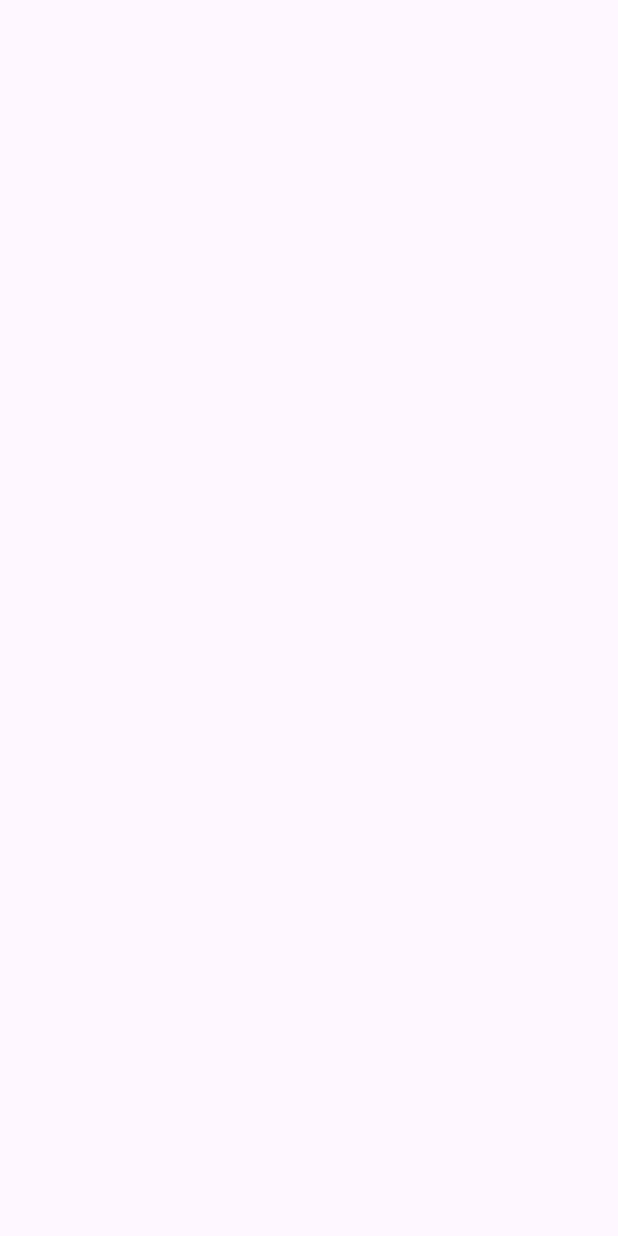
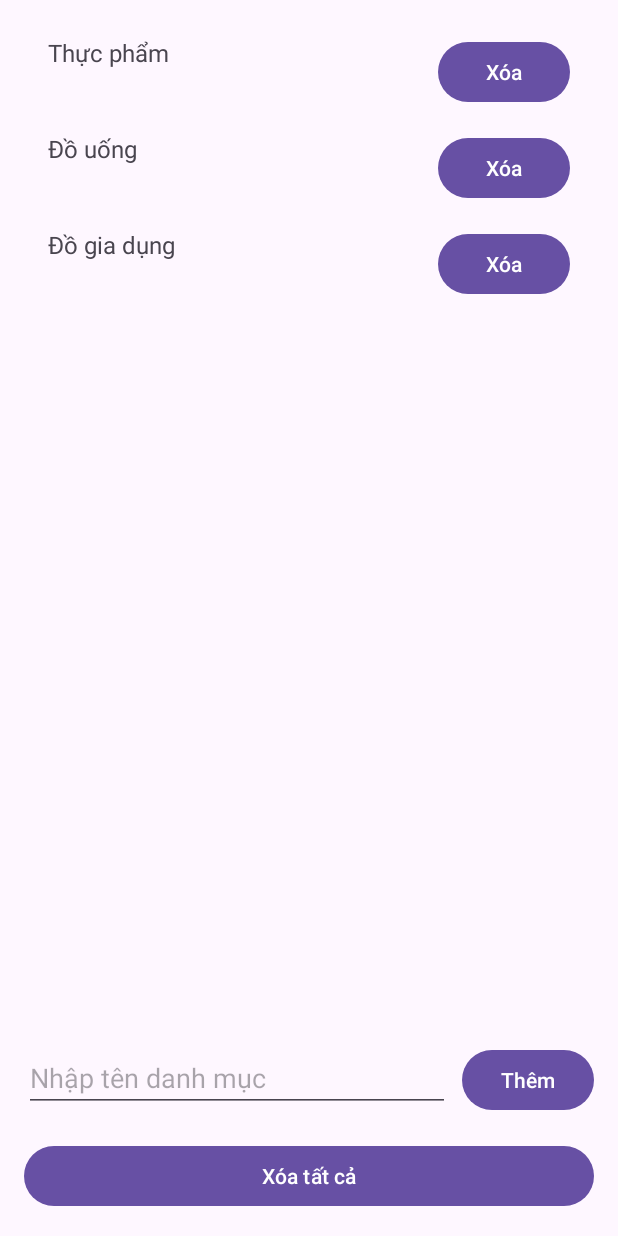
Before and after one commit to ThanhdatOris/Mart4U, an Android app: the CategoryActivity screen opened directly, with no data from a screen before it, on a phone screen of 412 x 824 dp. Before the commit the screen is empty. Run offline under Robolectric (Android 15) with nearby library versions, the light colour scheme and no system bars; our stand-ins replace Room's generated code.

Commit message:
Mô Phật

```diff
--- a/app/src/main/java/com/ctut/mart4u/CategoryActivity.java
+++ b/app/src/main/java/com/ctut/mart4u/CategoryActivity.java
@@ -1,14 +1,32 @@
 package com.ctut.mart4u;
 
 import android.os.Bundle;
+import android.widget.Button;
+import android.widget.EditText;
+import android.widget.Toast;
 
 import androidx.activity.EdgeToEdge;
 import androidx.appcompat.app.AppCompatActivity;
 import androidx.core.graphics.Insets;
 import androidx.core.view.ViewCompat;
 import androidx.core.view.WindowInsetsCompat;
+import androidx.recyclerview.widget.LinearLayoutManager;
+import androidx.recyclerview.widget.RecyclerView;
+
+import com.ctut.mart4u.db.DatabaseHelper;
+import com.ctut.mart4u.model.Category;
+
+import java.util.ArrayList;
+import java.util.List;
 
 public class CategoryActivity extends AppCompatActivity {
+    private RecyclerView recyclerViewCategories;
+    private EditText editTextCategoryName;
+    private Button btnAddCategory;
+    private Button btnDeleteAllCategories;
+    private CategoryAdapter adapter;
+    private List<Category> categoryList;
+    private DatabaseHelper databaseHelper;
 
     @Override
     protected void onCreate(Bundle savedInstanceState) {
@@ -20,5 +38,52 @@ public class CategoryActivity extends AppCompatActivity {
             v.setPadding(systemBars.left, systemBars.top, systemBars.right, systemBars.bottom);
             return insets;
         });
+
+        // Khởi tạo các thành phần giao diện
+        recyclerViewCategories = findViewById(R.id.recyclerViewCategories);
+        editTextCategoryName = findViewById(R.id.editTextCategoryName);
+        btnAddCategory = findViewById(R.id.btnAddCategory);
+        btnDeleteAllCategories = findViewById(R.id.btnDeleteAllCategories);
+
+        // Khởi tạo DatabaseHelper
+        databaseHelper = DatabaseHelper.getInstance(this);
+
+        // Khởi tạo danh sách và adapter
+        categoryList = new ArrayList<>();
+        adapter = new CategoryAdapter(categoryList, databaseHelper);
+        recyclerViewCategories.setLayoutManager(new LinearLayoutManager(this));
+        recyclerViewCategories.setAdapter(adapter);
+
+        // Load dữ liệu từ cơ sở dữ liệu
+        loadCategories();
+
+        // Xử lý sự kiện khi nhấn nút Add
+        btnAddCategory.setOnClickListener(v -> {
+            String categoryName = editTextCategoryName.getText().toString().trim();
+
+            if (categoryName.isEmpty()) {
+                Toast.makeText(this, "Vui lòng nhập tên danh mục", Toast.LENGTH_SHORT).show();
+                return;
+            }
+
+            // Tạo và thêm danh mục mới
+            Category newCategory = new Category(categoryName);
+            databaseHelper.getCategoryDao().insert(newCategory);
+            editTextCategoryName.setText("");
+            loadCategories(); // Làm mới danh sách
+        });
+
+        // Xử lý sự kiện khi nhấn nút Delete All
+        btnDeleteAllCategories.setOnClickListener(v -> {
+            databaseHelper.getCategoryDao().deleteAllCategories();
+            loadCategories(); // Làm mới danh sách
+        });
+    }
+
+    // Phương thức để load dữ liệu từ cơ sở dữ liệu và cập nhật RecyclerView
+    private void loadCategories() {
+        categoryList.clear();
+        categoryList.addAll(databaseHelper.getCategoryDao().getAllCategories());
+        adapter.updateList(categoryList);
     }
 }
--- /dev/null
+++ b/app/src/main/java/com/ctut/mart4u/CategoryAdapter.java
@@ -0,0 +1,71 @@
+package com.ctut.mart4u;
+
+import android.view.LayoutInflater;
+import android.view.View;
+import android.view.ViewGroup;
+import android.widget.Button;
+import android.widget.TextView;
+
+import androidx.annotation.NonNull;
+import androidx.recyclerview.widget.RecyclerView;
+
+import com.ctut.mart4u.db.DatabaseHelper;
+import com.ctut.mart4u.model.Category;
+
+import java.util.List;
+
+public class CategoryAdapter extends RecyclerView.Adapter<CategoryAdapter.CategoryViewHolder> {
+    private List<Category> categoryList;
+    private final DatabaseHelper databaseHelper;
+
+    // Constructor
+    public CategoryAdapter(List<Category> categoryList, DatabaseHelper databaseHelper) {
+        this.categoryList = categoryList;
+        this.databaseHelper = databaseHelper;
+    }
+
+    @NonNull
+    @Override
+    public CategoryViewHolder onCreateViewHolder(@NonNull ViewGroup parent, int viewType) {
+        View view = LayoutInflater.from(parent.getContext())
+                .inflate(R.layout.item_category, parent, false);
+        return new CategoryViewHolder(view);
+    }
+
+    @Override
+    public void onBindViewHolder(@NonNull CategoryViewHolder holder, int position) {
+        Category category = categoryList.get(position);
+        holder.textViewCategoryName.setText(category.getName());
+
+        // Xử lý sự kiện khi nhấn nút xóa
+        holder.btnDeleteCategory.setOnClickListener(v -> {
+            databaseHelper.getCategoryDao().delete(category); // Xóa danh mục khỏi cơ sở dữ liệu
+            categoryList.remove(position); // Xóa danh mục khỏi danh sách
+            notifyItemRemoved(position); // Cập nhật RecyclerView
+            notifyItemRangeChanged(position, categoryList.size()); // Cập nhật các vị trí còn lại
+        });
+    }
+
+    @Override
+    public int getItemCount() {
+        return categoryList.size();
+    }
+
+    // Cập nhật danh sách và làm mới RecyclerView
+    public void updateList(List<Category> newList) {
+        this.categoryList = newList;
+        notifyDataSetChanged();
+    }
+
+    // ViewHolder để giữ các thành phần giao diện
+    public static class CategoryViewHolder extends RecyclerView.ViewHolder {
+        TextView textViewCategoryName;
+        Button btnDeleteCategory;
+
+        public CategoryViewHolder(@NonNull View itemView) {
+            super(itemView);
+            textViewCategoryName = itemView.findViewById(R.id.textViewCategoryName);
+            btnDeleteCategory = itemView.findViewById(R.id.btnDeleteCategory);
+        }
+    }
+}
--- a/app/src/main/java/com/ctut/mart4u/db/AppDatabase.java
+++ b/app/src/main/java/com/ctut/mart4u/db/AppDatabase.java
@@ -3,9 +3,11 @@ package com.ctut.mart4u.db;
 import androidx.room.Database;
 import androidx.room.RoomDatabase;
 
+import com.ctut.mart4u.model.Category;
 import com.ctut.mart4u.model.ShoppingItem;
 
-@Database(entities = {ShoppingItem.class}, version = 1, exportSchema = false)
+@Database(entities = {ShoppingItem.class, Category.class}, version = 2, exportSchema = false)
 public abstract class AppDatabase extends RoomDatabase {
     public abstract ShoppingDao shoppingDao();
+    public abstract CategoryDao categoryDao();
 }
--- /dev/null
+++ b/app/src/main/java/com/ctut/mart4u/db/CategoryDao.java
@@ -0,0 +1,25 @@
+package com.ctut.mart4u.db;
+
+import androidx.room.Dao;
+import androidx.room.Delete;
+import androidx.room.Insert;
+import androidx.room.Query;
+
+import com.ctut.mart4u.model.Category;
+
+import java.util.List;
+
+@Dao
+public interface CategoryDao {
+    @Insert
+    void insert(Category category);
+
+    @Delete
+    void delete(Category category);
+
+    @Query("SELECT * FROM categories")
+    List<Category> getAllCategories();
+
+    @Query("DELETE FROM categories")
+    void deleteAllCategories();
+}
--- /dev/null
+++ b/app/src/main/java/com/ctut/mart4u/model/Category.java
@@ -0,0 +1,33 @@
+package com.ctut.mart4u.model;
+
+import androidx.room.Entity;
+import androidx.room.PrimaryKey;
+
+@Entity(tableName = "categories")
+public class Category {
+    @PrimaryKey(autoGenerate = true)
+    private int id;
+    private String name;
+
+    // Constructor
+    public Category(String name) {
+        this.name = name;
+    }
+
+    // Getters and Setters
+    public int getId() {
+        return id;
+    }
+
+    public void setId(int id) {
+        this.id = id;
+    }
+
+    public String getName() {
+        return name;
+    }
+
+    public void setName(String name) {
+        this.name = name;
+    }
+}
--- a/app/src/main/res/layout/activity_category.xml
+++ b/app/src/main/res/layout/activity_category.xml
@@ -7,4 +7,61 @@
     android:layout_height="match_parent"
     tools:context=".CategoryActivity">
 
+    <!-- RecyclerView để hiển thị danh sách danh mục -->
+    <androidx.recyclerview.widget.RecyclerView
+        android:id="@+id/recyclerViewCategories"
+        android:layout_width="0dp"
+        android:layout_height="0dp"
+        android:layout_marginStart="16dp"
+        android:layout_marginTop="16dp"
+        android:layout_marginEnd="16dp"
+        android:layout_marginBottom="16dp"
+        app:layout_constraintBottom_toTopOf="@id/layoutAddCategory"
+        app:layout_constraintEnd_toEndOf="parent"
+        app:layout_constraintStart_toStartOf="parent"
+        app:layout_constraintTop_toTopOf="parent"
+        tools:listitem="@layout/item_category" />
+
+    <!-- Layout chứa EditText và Button để thêm danh mục -->
+    <LinearLayout
+        android:id="@+id/layoutAddCategory"
+        android:layout_width="0dp"
+        android:layout_height="wrap_content"
+        android:layout_marginStart="16dp"
+        android:layout_marginEnd="16dp"
+        android:layout_marginBottom="16dp"
+        android:orientation="horizontal"
+        app:layout_constraintBottom_toTopOf="@id/btnDeleteAllCategories"
+        app:layout_constraintEnd_toEndOf="parent"
+        app:layout_constraintStart_toStartOf="parent">
+
+        <EditText
+            android:id="@+id/editTextCategoryName"
+            android:layout_width="0dp"
+            android:layout_height="wrap_content"
+            android:layout_weight="1"
+            android:hint="@string/enter_category_name"
+            android:inputType="text" />
+
+        <Button
+            android:id="@+id/btnAddCategory"
+            android:layout_width="wrap_content"
+            android:layout_height="wrap_content"
+            android:layout_marginStart="8dp"
+            android:text="@string/add" />
+    </LinearLayout>
+
+    <!-- Button để xóa toàn bộ danh mục -->
+    <Button
+        android:id="@+id/btnDeleteAllCategories"
+        android:layout_width="0dp"
+        android:layout_height="wrap_content"
+        android:layout_marginStart="16dp"
+        android:layout_marginEnd="16dp"
+        android:layout_marginBottom="16dp"
+        android:text="@string/delete_all"
+        app:layout_constraintBottom_toBottomOf="parent"
+        app:layout_constraintEnd_toEndOf="parent"
+        app:layout_constraintStart_toStartOf="parent" />
+
 </androidx.constraintlayout.widget.ConstraintLayout>
--- /dev/null
+++ b/app/src/main/res/layout/item_category.xml
@@ -0,0 +1,31 @@
+<?xml version="1.0" encoding="utf-8"?>
+<androidx.constraintlayout.widget.ConstraintLayout xmlns:android="http://schemas.android.com/apk/res/android"
+    xmlns:app="http://schemas.android.com/apk/res-auto"
+    android:layout_width="match_parent"
+    android:layout_height="wrap_content"
+    android:padding="8dp">
+
+    <!-- TextView để hiển thị tên danh mục -->
+    <TextView
+        android:id="@+id/textViewCategoryName"
+        android:layout_width="0dp"
+        android:layout_height="wrap_content"
+        android:layout_marginStart="8dp"
+        android:layout_marginEnd="8dp"
+        android:text="Category Name"
+        android:textSize="16sp"
+        app:layout_constraintEnd_toStartOf="@id/btnDeleteCategory"
+        app:layout_constraintStart_toStartOf="parent"
+        app:layout_constraintTop_toTopOf="parent" />
+
+    <!-- Button để xóa danh mục -->
+    <Button
+        android:id="@+id/btnDeleteCategory"
+        android:layout_width="wrap_content"
+        android:layout_height="wrap_content"
+        android:layout_marginEnd="8dp"
+        android:text="@string/delete"
+        app:layout_constraintEnd_toEndOf="parent"
+        app:layout_constraintTop_toTopOf="parent" />
+
+</androidx.constraintlayout.widget.ConstraintLayout>
--- a/app/src/main/res/values/strings.xml
+++ b/app/src/main/res/values/strings.xml
@@ -6,4 +6,8 @@
     <string name="cart">Giỏ hàng</string>
     <string name="history">Lịch sử mua sắm</string>
     <string name="settings">Cài đặt</string>
+    <string name="enter_category_name">Nhập tên danh mục</string>
+    <string name="add">Thêm</string>
+    <string name="delete">Xóa</string>
+    <string name="delete_all">Xóa tất cả</string>
 </resources>
```
Also changed, not shown: app/src/main/java/com/ctut/mart4u/db/DatabaseHelper.java (+20 -0 lines), app/src/main/java/com/ctut/mart4u/model/CartItem.java (added, +53 -0 lines).
